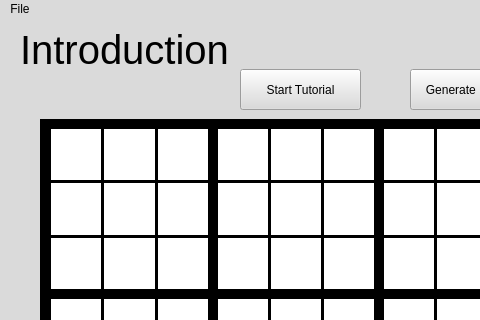
Qt form Sudoku/mainwindow.ui (UofU-CS3505/cs3505-assignment9-AveryBroadbent) before a commit; both pictures show x 0 to 480 and y 0 to 320 of the 838 by 730 pixel window.
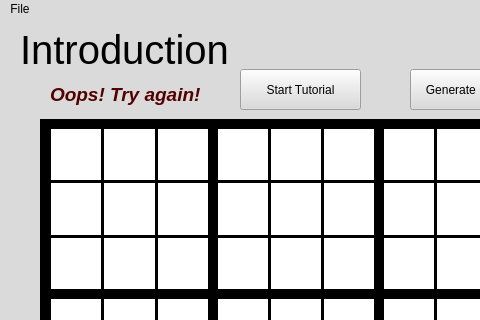
The same form after that commit. Icons and pictures are not drawn. Custom widgets are drawn as their Qt base class.

Patch:
```diff
--- a/Sudoku/mainwindow.ui
+++ b/Sudoku/mainwindow.ui
@@ -2533,6 +2533,29 @@
        <string>Next Tutorial</string>
       </property>
      </widget>
+     <widget class="QLabel" name="OopsLabel">
+      <property name="geometry">
+       <rect>
+        <x>50</x>
+        <y>60</y>
+        <width>161</width>
+        <height>31</height>
+       </rect>
+      </property>
+      <property name="font">
+       <font>
+        <pointsize>14</pointsize>
+        <italic>true</italic>
+        <bold>true</bold>
+       </font>
+      </property>
+      <property name="styleSheet">
+       <string notr="true">color: rgb(83, 0, 0);</string>
+      </property>
+      <property name="text">
+       <string>Oops! Try again!</string>
+      </property>
+     </widget>
     </widget>
     <widget class="QWidget" name="IntroductionTutorial">
      <widget class="QLabel" name="label_7">
```
Left out of the diff: 2 changed lines with no effect on the pictures.
